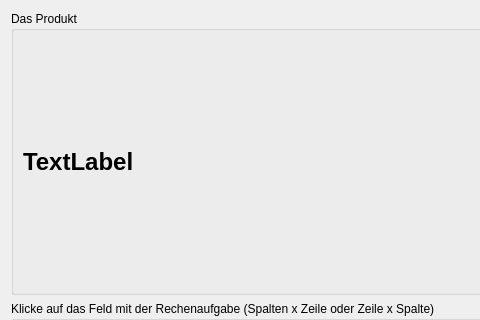
ghorwin/Rechenmeistertrainer, file Rechenmeistertrainier/src/EinMalEinsDialog.ui: the form before one commit; both pictures show x 0 to 480 and y 0 to 320 of the 576 by 595 pixel window.
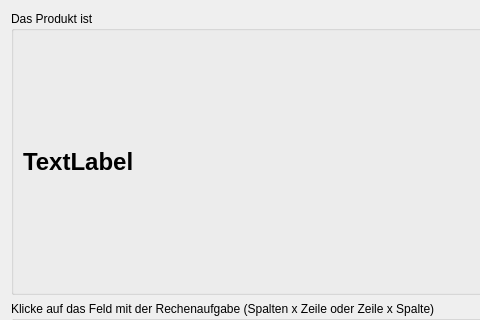
The form after the commit.

Diff of the .ui file:
```diff
--- a/Rechenmeistertrainier/src/EinMalEinsDialog.ui
+++ b/Rechenmeistertrainier/src/EinMalEinsDialog.ui
@@ -17,7 +17,7 @@
    <item>
     <widget class="QGroupBox" name="groupBox_2">
      <property name="title">
-      <string>Das Produkt</string>
+      <string>Das Produkt ist</string>
      </property>
      <layout class="QHBoxLayout" name="horizontalLayout">
       <item>
```
